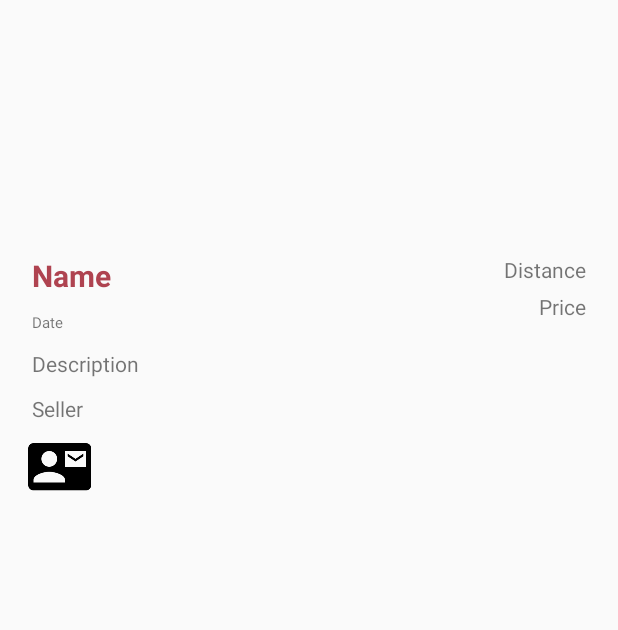
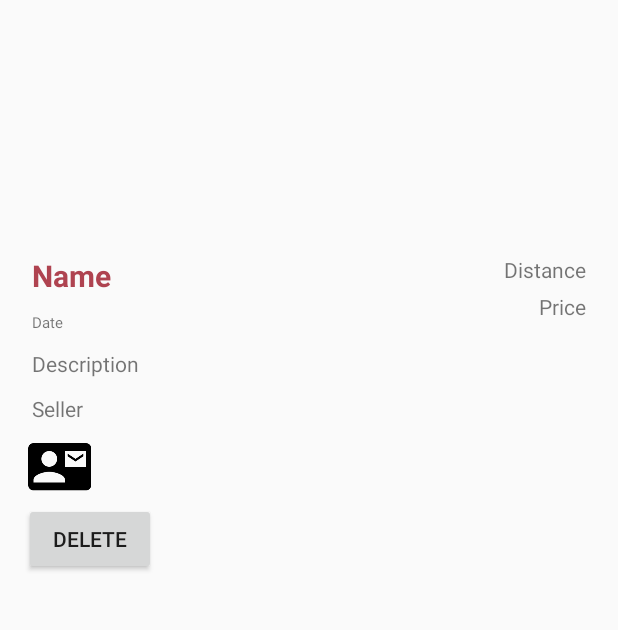
Before and after one commit to AlexandreGambart/CherryPick, an Android app: the fragment ProductDetailsFragment placed in its activity, after a tap on an icon or button, on a phone screen of 412 x 824 dp, the part 461-1091 px from its top. Run offline under Robolectric (Android 15) with nearby library versions, the light colour scheme and no system bars; our stand-ins replace Picasso; libraries missing offline, so code that uses them is left out: com.firebase.client, com.oguzdev.circularfloatingactionmenu; pictures from the network do not load; 28 statements that could not run were skipped.

Commit message:
Delete button when seller is viewing the products

```diff
--- a/app/src/main/java/com/example/nitishbhaskar/cherrypick/ProductDetailsFragment.java
+++ b/app/src/main/java/com/example/nitishbhaskar/cherrypick/ProductDetailsFragment.java
@@ -33,6 +33,7 @@ import android.util.Log;
 import android.view.LayoutInflater;
 import android.view.View;
 import android.view.ViewGroup;
+import android.widget.Button;
 import android.widget.ImageView;
 import android.widget.TextView;
 import android.widget.Toast;
@@ -85,8 +86,10 @@ public class ProductDetailsFragment extends Fragment implements
     File screenshotImage;
     String productAddress;
     TextView contactSeller;
+    String userEmail;
+    String userName;
+    String sellerName;
     String sellerEmail;
-    String sellerName;
 
     SubActionButton messageBtn;
     SubActionButton emailBtn;
@@ -132,11 +135,18 @@ public class ProductDetailsFragment extends Fragment implements
 
         SharedPreferences sharedpreferences = getActivity().getSharedPreferences(getString(R.string.MyPREFERENCES), Context.MODE_PRIVATE);
         Map<String, ?> savedStrings = sharedpreferences.getAll();
-        sellerEmail = (String) savedStrings.get(getString(R.string.Name));
-        sellerName = (String) savedStrings.get(getString(R.string.Email));
+        userEmail = (String) savedStrings.get(getString(R.string.Email));
+        userName = (String) savedStrings.get(getString(R.string.Name));
 
         TextView sellerNameView = (TextView) view.findViewById(R.id.details_productSeller);
+        sellerName = (String)currentProduct.get("sellerName");
+        sellerEmail = (String)currentProduct.get("sellerEmail");
         sellerNameView.setText("Seller: "+(String)currentProduct.get("sellerName"));
+
+        Button deleteBtn = (Button) view.findViewById(R.id.deleteBtn);
+        //Enable delete button if seller is viewing the product
+        if(!userEmail.equals(sellerEmail))
+            deleteBtn.setVisibility(View.GONE);
 
         final AppCompatActivity act = (AppCompatActivity) getActivity();
         if (act.getSupportActionBar() != null) {
@@ -200,7 +210,7 @@ public class ProductDetailsFragment extends Fragment implements
 
                 intent.putExtra(Intent.EXTRA_SUBJECT, subject);
                 intent.putExtra(Intent.EXTRA_TEXT, message);
-                intent.putExtra(Intent.EXTRA_EMAIL, sellerEmail);
+                intent.putExtra(Intent.EXTRA_EMAIL,new String[] { sellerEmail} );
                 Intent mailer = Intent.createChooser(intent, null);
                 startActivity(mailer);
             }
--- a/app/src/main/res/layout/fragment_product_details.xml
+++ b/app/src/main/res/layout/fragment_product_details.xml
@@ -94,6 +94,12 @@
                 android:drawableRight="@mipmap/contact_mail"
                 android:id="@+id/contactSeller"
                 android:layout_below="@+id/details_productSeller"/>
+            <Button
+                android:layout_width="wrap_content"
+                android:layout_height="wrap_content"
+                android:id="@+id/deleteBtn"
+                android:text="Delete"
+                android:layout_below="@+id/contactSeller"/>
 
         </RelativeLayout>
     </LinearLayout>
```
